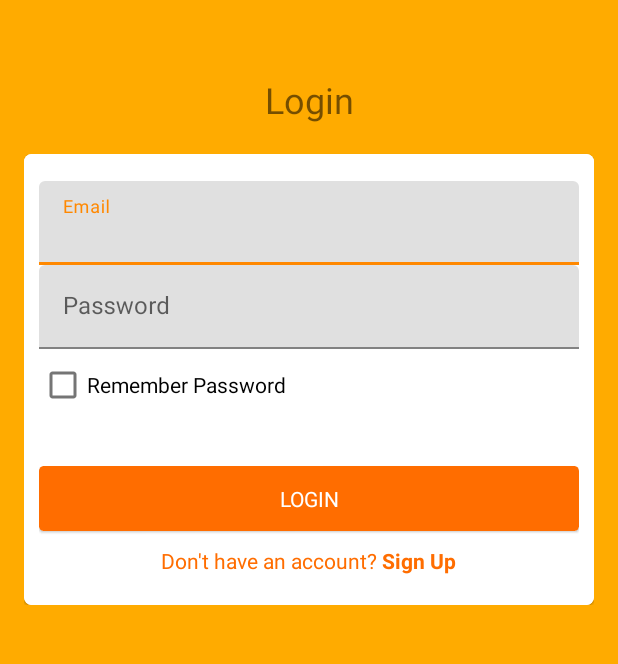
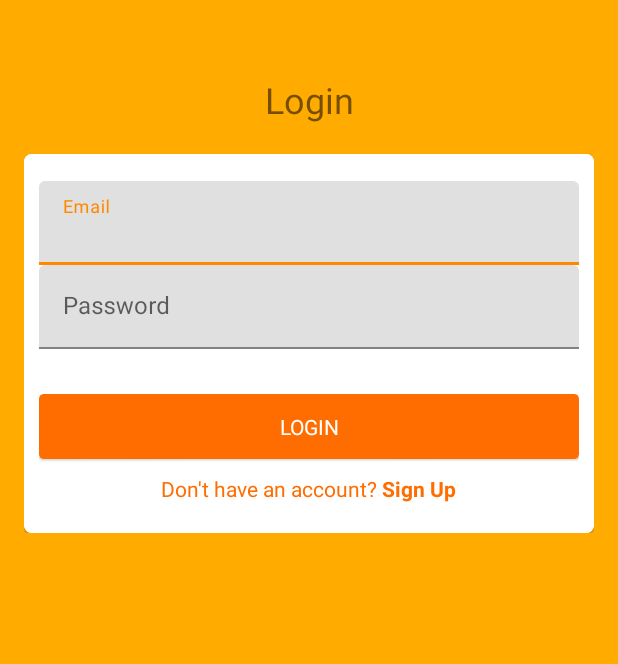
Before and after one commit to abepraya/teamOneProject, an Android app: the screen it shows after launch (MainActivity), on a phone screen of 412 x 824 dp, the part 435-1099 px from its top. Run offline under Robolectric (Android 15) with nearby library versions, the phone set to English and light mode, and no system bars.

Commit message:
edited by okta

```diff
--- a/app/src/main/res/layout/activity_main.xml
+++ b/app/src/main/res/layout/activity_main.xml
@@ -66,20 +66,6 @@
                         android:inputType="textPassword" />
                 </com.google.android.material.textfield.TextInputLayout>
 
-                <RelativeLayout
-                    android:layout_width="match_parent"
-                    android:layout_height="wrap_content">
-
-                    <CheckBox
-                        android:layout_width="wrap_content"
-                        android:layout_height="wrap_content"
-                        android:layout_alignParentStart="true"
-                        android:layout_alignParentLeft="true"
-                        android:text="Remember Password" />
-
-
-                </RelativeLayout>
-
                 <com.google.android.material.card.MaterialCardView
                     android:id="@+id/btnLogin"
                     android:layout_width="match_parent"
```
